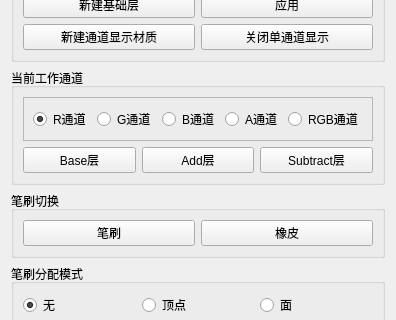
Old version of the form ui/VertexPaintTool.ui in the repository fxcfxcfxc/MaxTool_VertexPaint; both pictures show x 0 to 396 and y 165 to 485 of the 396 by 634 pixel window.
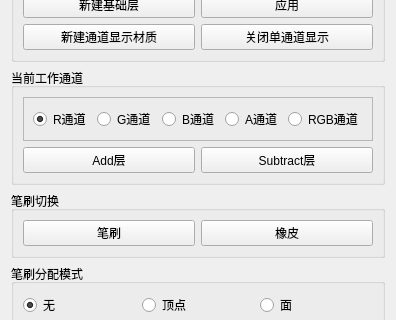
New version of the form.

Patch:
```diff
--- a/ui/VertexPaintTool.ui
+++ b/ui/VertexPaintTool.ui
@@ -150,13 +150,6 @@
       </item>
       <item>
        <layout class="QHBoxLayout" name="horizontalLayout">
-        <item>
-         <widget class="QPushButton" name="pushButton_10">
-          <property name="text">
-           <string>Base层</string>
-          </property>
-         </widget>
-        </item>
         <item>
          <widget class="QPushButton" name="pushButton_8">
           <property name="text">
```
